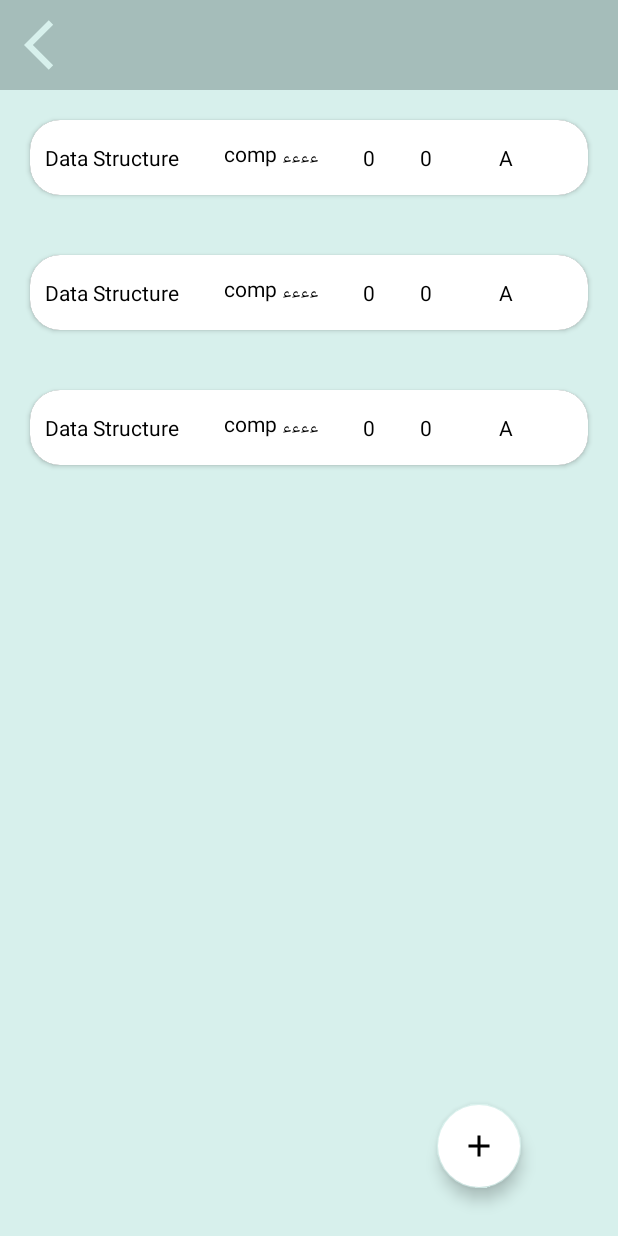
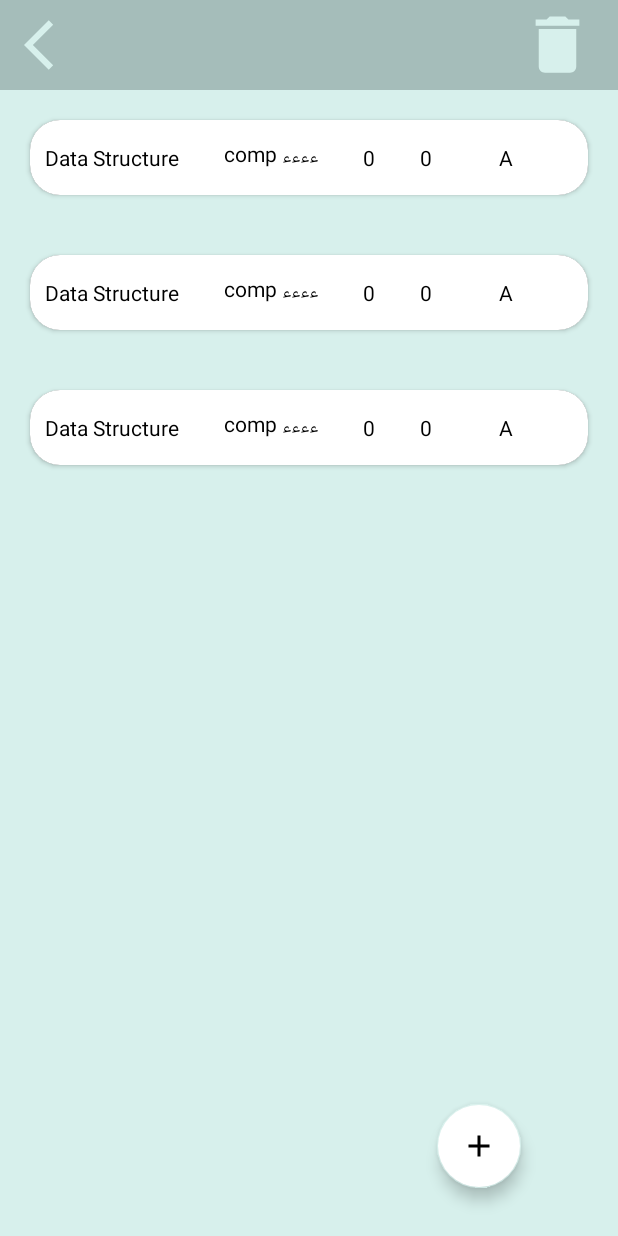
Before and after one commit to maryam2070/javaApp, an Android app: the layout activity_courses.xml on its own in the app's theme, with its tools: preview values and no code run, on a phone screen of 412 x 824 dp. Run offline under Robolectric (Android 15) with nearby library versions, the phone set to English and light mode, and no system bars.

Commit message:
..........

```diff
--- a/app/src/main/res/layout/activity_add_new_course.xml
+++ b/app/src/main/res/layout/activity_add_new_course.xml
@@ -24,6 +24,7 @@
             android:backgroundTint="@color/dark_primary_color"
             android:src="@drawable/ic_baseline_arrow_back_ios_24"
             app:tint="@color/primary_color" />
+
     </androidx.appcompat.widget.Toolbar>
 
     <com.google.android.material.textfield.TextInputLayout
--- a/app/src/main/res/layout/activity_courses.xml
+++ b/app/src/main/res/layout/activity_courses.xml
@@ -32,6 +32,15 @@
                 android:backgroundTint="@color/dark_primary_color"
                 android:src="@drawable/ic_baseline_arrow_back_ios_24"
                 app:tint="@color/primary_color" />
+            <ImageView
+                android:id="@+id/delete_iv"
+                android:layout_width="50dp"
+                android:layout_height="50dp"
+                android:src="@drawable/ic_baseline_delete_24"
+                android:layout_gravity="end"
+                android:backgroundTint="@color/dark_primary_color"
+                android:layout_marginEnd="15dp"
+                app:tint="@color/primary_color" />
         </androidx.appcompat.widget.Toolbar>
 
         <androidx.recyclerview.widget.RecyclerView
```
Also changed, not shown: app/src/main/java/com/example/aaaaaaaa/CoursesActivity.java (+8 -0 lines), app/src/main/java/com/example/aaaaaaaa/GpaCalculator.java (+10 -0 lines), app/src/main/res/layout/activity_gpa_calculator.xml (+8 -1 lines).
